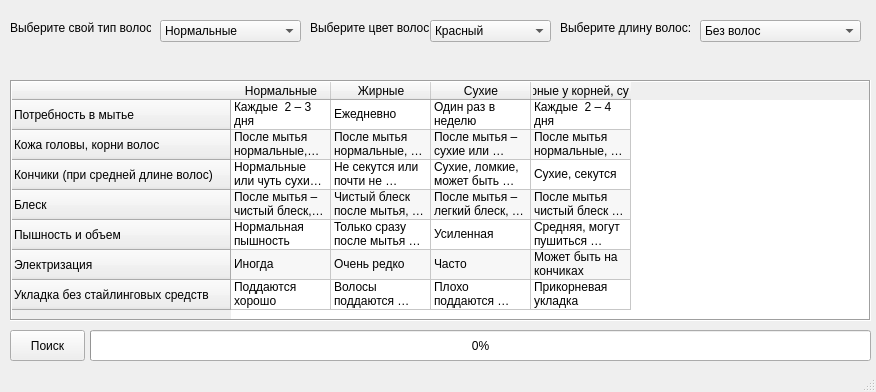
Before: the Qt Designer form client/user_interfaces/_ui/ui_design.ui in mepihindeveloper/hairstyle_selection_system, drawn with Qt 5.
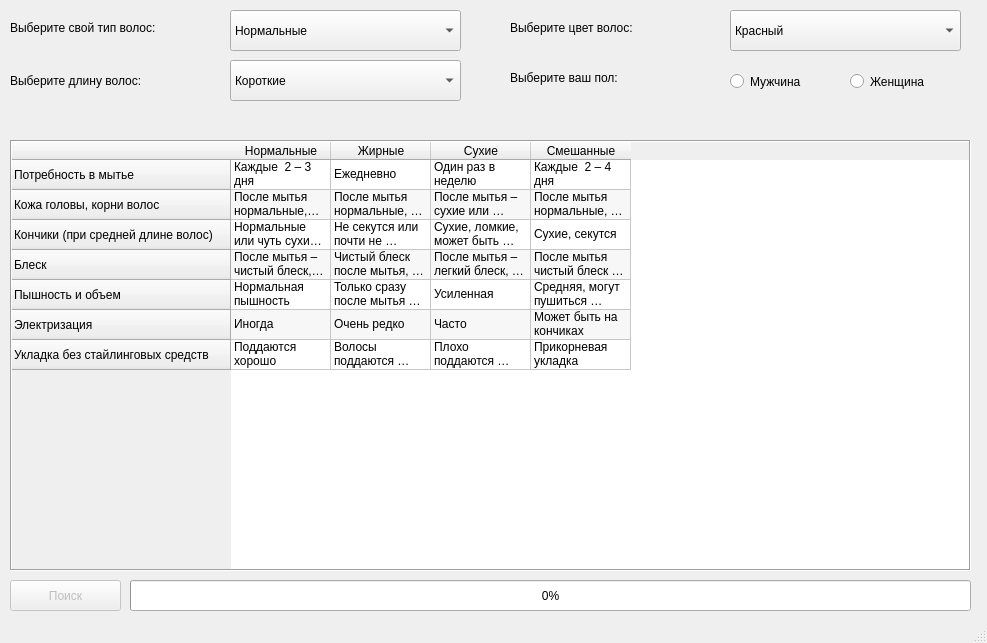
After: the same form once the commit is applied.

Commit message: Обновлен интерфейс программы, внедрение интерфейса для работы с модулями.

Patch:
```diff
--- a/client/user_interfaces/_ui/ui_design.ui
+++ b/client/user_interfaces/_ui/ui_design.ui
@@ -9,8 +9,8 @@
    <rect>
     <x>0</x>
     <y>0</y>
-    <width>876</width>
-    <height>392</height>
+    <width>987</width>
+    <height>643</height>
    </rect>
   </property>
   <property name="sizePolicy">
@@ -36,11 +36,14 @@
     <enum>Qt::NoContextMenu</enum>
    </property>
    <widget class="QPushButton" name="uielem_startSearch">
+    <property name="enabled">
+     <bool>false</bool>
+    </property>
     <property name="geometry">
      <rect>
       <x>10</x>
-      <y>330</y>
-      <width>75</width>
+      <y>580</y>
+      <width>111</width>
       <height>31</height>
      </rect>
     </property>
@@ -51,9 +54,9 @@
    <widget class="QProgressBar" name="uielem_progressBar">
     <property name="geometry">
      <rect>
-      <x>90</x>
-      <y>330</y>
-      <width>781</width>
+      <x>130</x>
+      <y>580</y>
+      <width>841</width>
       <height>31</height>
      </rect>
     </property>
@@ -64,10 +67,10 @@
    <widget class="QComboBox" name="ui_hairTypeComboBox">
     <property name="geometry">
      <rect>
-      <x>160</x>
-      <y>20</y>
-      <width>141</width>
-      <height>22</height>
+      <x>230</x>
+      <y>10</y>
+      <width>231</width>
+      <height>41</height>
      </rect>
     </property>
     <item>
@@ -96,7 +99,7 @@
      <rect>
       <x>10</x>
       <y>20</y>
-      <width>141</width>
+      <width>201</width>
       <height>16</height>
      </rect>
     </property>
@@ -108,9 +111,9 @@
     <property name="geometry">
      <rect>
       <x>10</x>
-      <y>80</y>
-      <width>861</width>
-      <height>241</height>
+      <y>140</y>
+      <width>961</width>
+      <height>431</height>
      </rect>
     </property>
     <property name="frameShape">
@@ -228,7 +231,7 @@
     </column>
     <column>
      <property name="text">
-      <string>Смешанные (жирные у корней, сухие на кончиках)</string>
+      <string>Смешанные</string>
      </property>
     </column>
     <item row="0" column="0">
@@ -376,9 +379,9 @@
    <widget class="QLabel" name="ui_hairColorLabel">
     <property name="geometry">
      <rect>
-      <x>310</x>
+      <x>510</x>
       <y>20</y>
-      <width>141</width>
+      <width>201</width>
       <height>16</height>
      </rect>
     </property>
@@ -389,10 +392,10 @@
    <widget class="QComboBox" name="ui_hairColorComboBox">
     <property name="geometry">
      <rect>
-      <x>430</x>
-      <y>20</y>
-      <width>121</width>
-      <height>22</height>
+      <x>730</x>
+      <y>10</y>
+      <width>231</width>
+      <height>41</height>
      </rect>
     </property>
     <item>
@@ -439,17 +442,12 @@
    <widget class="QComboBox" name="ui_hairLengthComboBox">
     <property name="geometry">
      <rect>
-      <x>700</x>
-      <y>20</y>
-      <width>161</width>
-      <height>22</height>
+      <x>230</x>
+      <y>60</y>
+      <width>231</width>
+      <height>41</height>
      </rect>
     </property>
-    <item>
-     <property name="text">
-      <string>Без волос</string>
-     </property>
-    </item>
     <item>
      <property name="text">
       <string>Короткие</string>
@@ -469,16 +467,61 @@
    <widget class="QLabel" name="ui_hairLengthLabel">
     <property name="geometry">
      <rect>
-      <x>560</x>
-      <y>20</y>
-      <width>141</width>
-      <height>16</height>
+      <x>10</x>
+      <y>70</y>
+      <width>201</width>
+      <height>21</height>
      </rect>
     </property>
     <property name="text">
      <string>Выберите длину волос:</string>
     </property>
    </widget>
+   <widget class="QRadioButton" name="radioButton">
+    <property name="geometry">
+     <rect>
+      <x>730</x>
+      <y>70</y>
+      <width>112</width>
+      <height>23</height>
+     </rect>
+    </property>
+    <property name="text">
+     <string>Мужчина</string>
+    </property>
+   </widget>
+   <widget class="QRadioButton" name="radioButton_2">
+    <property name="geometry">
+     <rect>
+      <x>850</x>
+      <y>70</y>
+      <width>112</width>
+      <height>23</height>
+     </rect>
+    </property>
+    <property name="text">
+     <string>Женщина</string>
+    </property>
+    <property name="checkable">
+     <bool>true</bool>
+    </property>
+    <property name="checked">
+     <bool>false</bool>
+    </property>
+   </widget>
+   <widget class="QLabel" name="ui_hairColorLabel_2">
+    <property name="geometry">
+     <rect>
+      <x>510</x>
+      <y>70</y>
+      <width>201</width>
+      <height>16</height>
+     </rect>
+    </property>
+    <property name="text">
+     <string>Выберите ваш пол:</string>
+    </property>
+   </widget>
   </widget>
   <widget class="QStatusBar" name="statusbar"/>
  </widget>
```
Left out of the diff: 88 changed lines with no effect on the pictures. The commit also changes 4 other files.
